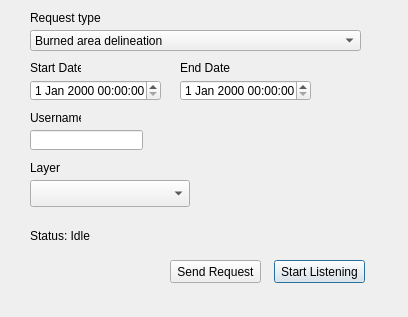
links-ads/ermes-mapping-plugin, file ermes_qgis_dialog_base.ui: the form before one commit.
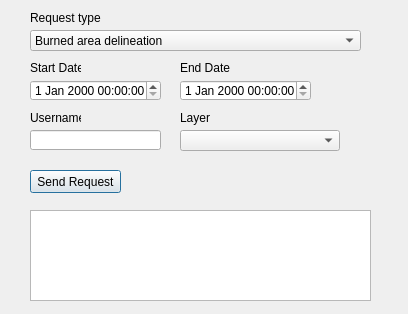
The form after the commit. Custom widgets are drawn as their Qt base class.

Patch:
```diff
--- a/ermes_qgis_dialog_base.ui
+++ b/ermes_qgis_dialog_base.ui
@@ -7,7 +7,7 @@
     <x>0</x>
     <y>0</y>
     <width>408</width>
-    <height>317</height>
+    <height>314</height>
    </rect>
   </property>
   <property name="windowTitle">
@@ -63,24 +63,11 @@
     </rect>
    </property>
   </widget>
-  <widget class="QPushButton" name="btn_startListening">
-   <property name="geometry">
-    <rect>
-     <x>274</x>
-     <y>260</y>
-     <width>91</width>
-     <height>23</height>
-    </rect>
-   </property>
-   <property name="text">
-    <string>Start Listening</string>
-   </property>
-  </widget>
   <widget class="QPushButton" name="btn_sendRequest">
    <property name="geometry">
     <rect>
-     <x>170</x>
-     <y>260</y>
+     <x>30</x>
+     <y>170</y>
      <width>91</width>
      <height>23</height>
     </rect>
@@ -94,24 +81,11 @@
     <rect>
      <x>30</x>
      <y>130</y>
-     <width>113</width>
+     <width>131</width>
      <height>20</height>
     </rect>
    </property>
   </widget>
-  <widget class="QLabel" name="lbl_status">
-   <property name="geometry">
-    <rect>
-     <x>30</x>
-     <y>220</y>
-     <width>321</width>
-     <height>31</height>
-    </rect>
-   </property>
-   <property name="text">
-    <string>Status: Idle</string>
-   </property>
-  </widget>
   <widget class="QLabel" name="label">
    <property name="geometry">
     <rect>
@@ -167,18 +141,18 @@
   <widget class="QgsMapLayerComboBox" name="mcb_polygonLayer">
    <property name="geometry">
     <rect>
-     <x>30</x>
-     <y>180</y>
+     <x>180</x>
+     <y>130</y>
      <width>160</width>
-     <height>27</height>
+     <height>21</height>
     </rect>
    </property>
   </widget>
   <widget class="QLabel" name="label_5">
    <property name="geometry">
     <rect>
-     <x>30</x>
-     <y>160</y>
+     <x>180</x>
+     <y>110</y>
      <width>51</width>
      <height>16</height>
     </rect>
@@ -187,6 +161,16 @@
     <string>Layer</string>
    </property>
   </widget>
+  <widget class="QTextBrowser" name="lbl_status">
+   <property name="geometry">
+    <rect>
+     <x>30</x>
+     <y>210</y>
+     <width>341</width>
+     <height>91</height>
+    </rect>
+   </property>
+  </widget>
  </widget>
  <customwidgets>
   <customwidget>
```
